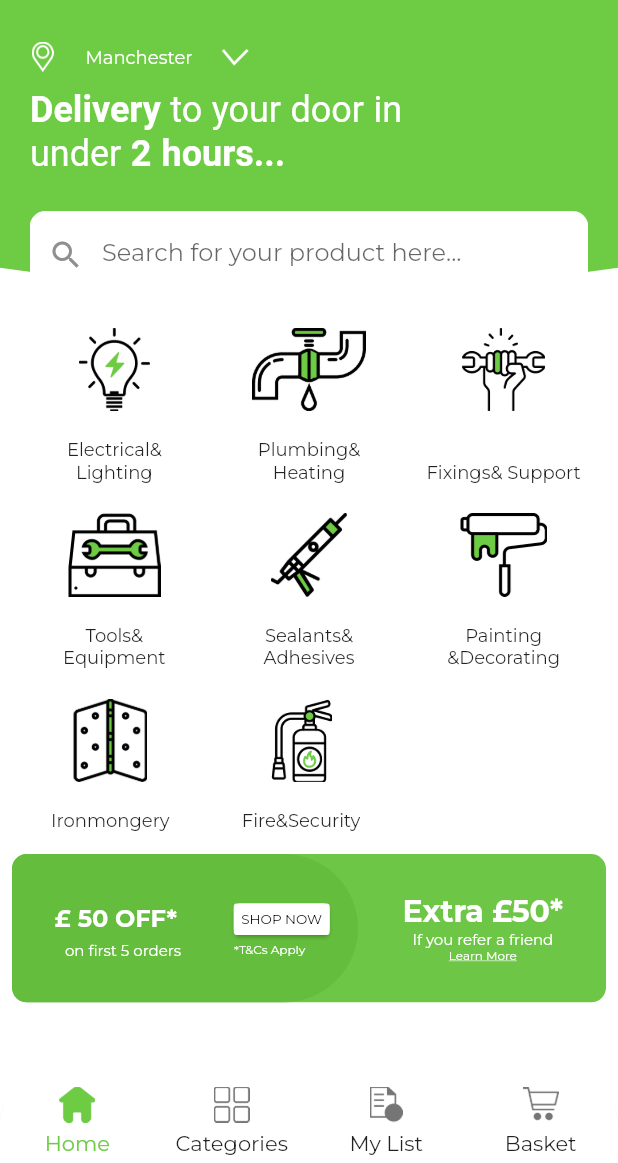
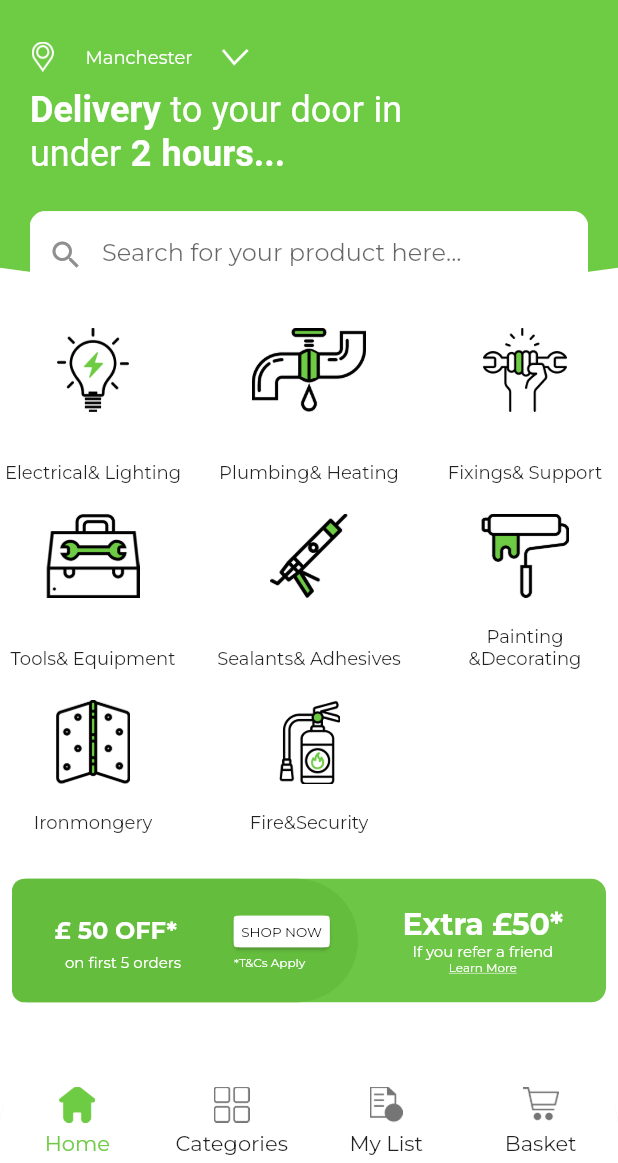
Before and after one commit to ishaque-mobikasa/trueBilddit, a Flutter app: the screen it shows after launch, on a phone screen of 412 x 824 dp, the part 73-1236 px from its top. Run offline on Flutter 3.47's test engine with Material 2 defaults, Android fonts, the phone set to English and light mode, and no system bars; drawn by our look-alikes of custom_navigation_bar; our stand-ins replace get, google_fonts, image_picker; key blocks and very long unbroken strings in the code were emptied for the run.

Commit message:
made home screen dynamic

```diff
--- /dev/null
+++ b/lib/app/utility_functions/dummy_list.dart
@@ -0,0 +1,16 @@
+import 'package:truebildit/app/utils/strings.dart';
+import 'package:truebildit/data/models/circular_item_model.dart';
+
+List<CircularItemModel> homeItems = [
+  CircularItemModel(
+      image: AssetStrings.electrical, title: "Electrical& Lighting"),
+  CircularItemModel(image: AssetStrings.plumbing, title: "Plumbing& Heating"),
+  CircularItemModel(image: AssetStrings.fixing, title: "Fixings& Support"),
+  CircularItemModel(image: AssetStrings.tools, title: "Tools& Equipment"),
+  CircularItemModel(image: AssetStrings.sealants, title: "Sealants& Adhesives"),
+  CircularItemModel(
+      image: AssetStrings.paintings, title: "Painting &Decorating"),
+  CircularItemModel(image: AssetStrings.ironMongery, title: "Ironmongery\n"),
+  CircularItemModel(
+      image: AssetStrings.fireAndSecurity, title: "Fire&Security\n"),
+];
--- /dev/null
+++ b/lib/data/models/circular_item_model.dart
@@ -0,0 +1,9 @@
+
+class CircularItemModel {
+  String image;
+  String title;
+  CircularItemModel({
+    required this.image,
+    required this.title,
+  });
+}
--- a/lib/presentation/pages/home/home_view.dart
+++ b/lib/presentation/pages/home/home_view.dart
@@ -1,8 +1,7 @@
-import 'dart:developer';
-
 import 'package:flutter/cupertino.dart';
 import 'package:flutter/material.dart';
 import 'package:get/get.dart';
+import 'package:truebildit/app/utility_functions/dummy_list.dart';
 import 'package:truebildit/app/utils/app_paintings.dart';
 import 'package:truebildit/app/utils/strings.dart';
 import 'package:truebildit/presentation/common_widgets/custom_clipper.dart';
@@ -21,6 +20,7 @@ class HomeView extends GetView<HomeController> {
   Widget build(BuildContext context) {
     final size = MediaQuery.of(context).size;
     return SingleChildScrollView(
+      physics: const NeverScrollableScrollPhysics(),
       child: Stack(
         children: [
           Column(
@@ -108,63 +108,16 @@ class HomeView extends GetView<HomeController> {
                   ),
                 ),
               ),
-              Wrap(
-                children: [
-                  Row(
-                    mainAxisAlignment: MainAxisAlignment.spaceEvenly,
-                    children: [
-                      CircularCategoryItem(
-                        image: AssetStrings.electrical,
-                        title: "Electrical& Lighting",
-                      ),
-                      CircularCategoryItem(
-                        image: AssetStrings.plumbing,
-                        title: "Plumbing& Heating",
-                      ),
-                      CircularCategoryItem(
-                        image: AssetStrings.fixing,
-                        title: "Fixings& Support",
-                      ),
-                    ],
-                  ),
-                  Row(
-                    mainAxisAlignment: MainAxisAlignment.spaceEvenly,
-                    children: [
-                      CircularCategoryItem(
-                        image: AssetStrings.tools,
-                        title: "Tools& Equipment",
-                      ),
-                      CircularCategoryItem(
-                        image: AssetStrings.sealants,
-                        title: "Sealants& Adhesives",
-                      ),
-                      CircularCategoryItem(
-                        image: AssetStrings.paintings,
-                        title: "Painting &Decorating",
-                      ),
-                    ],
-                  ),
-                  Row(
-                    mainAxisAlignment: MainAxisAlignment.start,
-                    children: [
-                      const SizedBox(
-                        width: 20,
-                      ),
-                      CircularCategoryItem(
-                        image: AssetStrings.ironMongery,
-                        title: "Ironmongery\n",
-                      ),
-                      const SizedBox(
-                        width: 20,
-                      ),
-                      CircularCategoryItem(
-                        image: AssetStrings.fireAndSecurity,
-                        title: "Fire&Security\n",
-                        onTap: () => log("Tapped"),
-                      ),
-                    ],
-                  )
-                ],
+              SizedBox(
+                height: Get.height * 0.47,
+                child: GridView.builder(
+                  physics: const BouncingScrollPhysics(),
+                  itemCount: homeItems.length,
+                  gridDelegate: const SliverGridDelegateWithFixedCrossAxisCount(
+                      crossAxisSpacing: 20, crossAxisCount: 3),
+                  itemBuilder: (context, index) =>
+                      CircularCategoryItem(circularItem: homeItems[index]),
+                ),
               ),
               const TwoPartContainer()
             ],
--- a/lib/presentation/pages/home/widgets/circular_category.dart
+++ b/lib/presentation/pages/home/widgets/circular_category.dart
@@ -1,10 +1,11 @@
 import 'package:flutter/material.dart';
+import 'package:truebildit/data/models/circular_item_model.dart';
 
 class CircularCategoryItem extends StatelessWidget {
-  final String image;
+  final CircularItemModel circularItem;
   const CircularCategoryItem(
-      {super.key, required this.image, required this.title, this.onTap});
-  final String title;
+      {super.key, required,required this.circularItem, this.onTap});
+
   final void Function()? onTap;
   @override
   Widget build(BuildContext context) {
@@ -28,14 +29,14 @@ class CircularCategoryItem extends StatelessWidget {
                     color: Colors.white,
                   ),
                   child: Image.asset(
-                    image,
+                    circularItem.image,
                     width: size.width * 0.25,
                   ),
                 ),
               ),
               Flexible(
                   child: Text(
-                title,
+                circularItem.title,
                 style: const TextStyle(fontSize: 12),
                 maxLines: 2,
                 overflow: TextOverflow.ellipsis,
--- a/lib/presentation/pages/home/widgets/two_part_container.dart
+++ b/lib/presentation/pages/home/widgets/two_part_container.dart
@@ -10,7 +10,10 @@ class TwoPartContainer extends StatelessWidget {
   @override
   Widget build(BuildContext context) {
     return Padding(
-      padding: const EdgeInsets.symmetric(horizontal: 8.0),
+      padding: const EdgeInsets.only(
+        left: 8,
+        right: 8,
+      ),
       child: Stack(
         children: [
           Align(
@@ -22,7 +25,7 @@ class TwoPartContainer extends StatelessWidget {
               padding: const EdgeInsets.symmetric(horizontal: 10),
               alignment: Alignment.centerRight,
               width: Get.width,
-              height: Get.height * 0.12,
+              height: Get.height * 0.1,
               child: SizedBox(
                 width: Get.width * 0.35,
                 child: Column(
@@ -67,7 +70,7 @@ class TwoPartContainer extends StatelessWidget {
             ),
           ),
           Container(
-              height: Get.height * 0.12,
+              height: Get.height * 0.1,
               width: Get.width * 0.56,
               decoration: const BoxDecoration(
                   color: Color(0xff64BD3C),
--- a/lib/presentation/pages/search_results/search_result_view.dart
+++ b/lib/presentation/pages/search_results/search_result_view.dart
@@ -59,7 +59,7 @@ class SearchResultsView extends GetView<SearchController> {
               ),
               ProductCard(
                   icon: Icons.star_border,
-                  onStarButtonClick: () => log("Clicked on star button"),
+                  onStarButtonClick: () => log("Clicked on Right icon button"),
                   product: ProductModel(
                       id: "1",
                       title: "Yellow Armoured Cable MC Wire",
```
